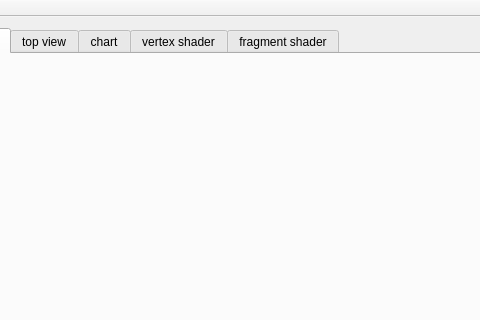
Above: mainwindow.ui from yoavmil/PhoseonUVSimulation before the change; both pictures show x 230 to 710 and y 0 to 320 of the 865 by 580 pixel window. Below: the same form after it.
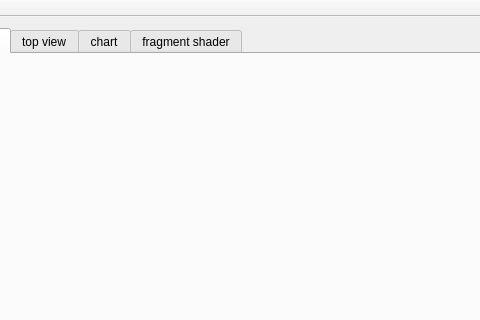
That is the form after the change.

```diff
--- a/mainwindow.ui
+++ b/mainwindow.ui
@@ -180,11 +180,6 @@
         </item>
        </layout>
       </widget>
-      <widget class="QWidget" name="tab_4">
-       <attribute name="title">
-        <string>vertex shader</string>
-       </attribute>
-      </widget>
       <widget class="QWidget" name="tab_5">
        <attribute name="title">
         <string>fragment shader</string>
```
